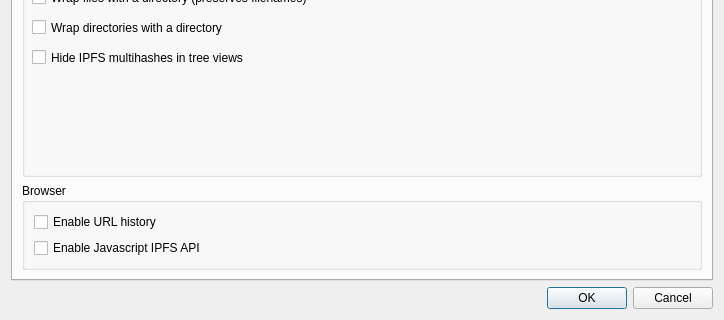
The window that galacteek/ui/settings.ui (pinnaculum/galacteek) describes before a commit, drawn with Qt 5; both pictures show x 0 to 724 and y 158 to 478 of the 724 by 478 pixel window.
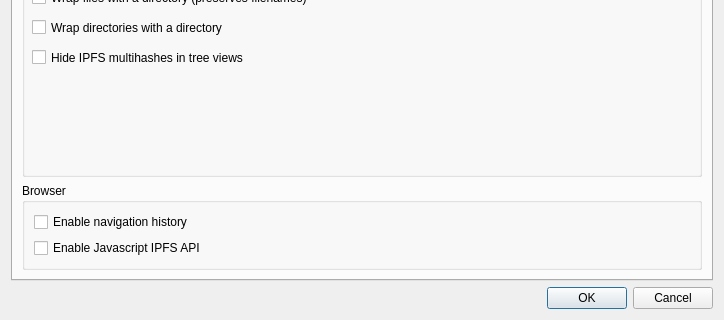
The same window after the commit. The open tabs and pages were chosen to show the change. Icons and pictures are not drawn.

```diff
--- a/galacteek/ui/settings.ui
+++ b/galacteek/ui/settings.ui
@@ -532,7 +532,7 @@
           <item row="1" column="0">
            <widget class="QCheckBox" name="urlHistoryEnable">
             <property name="text">
-             <string>Enable URL history</string>
+             <string>Enable navigation history</string>
             </property>
            </widget>
           </item>
```
Left out of the diff: 2 changed lines with no effect on the pictures.
